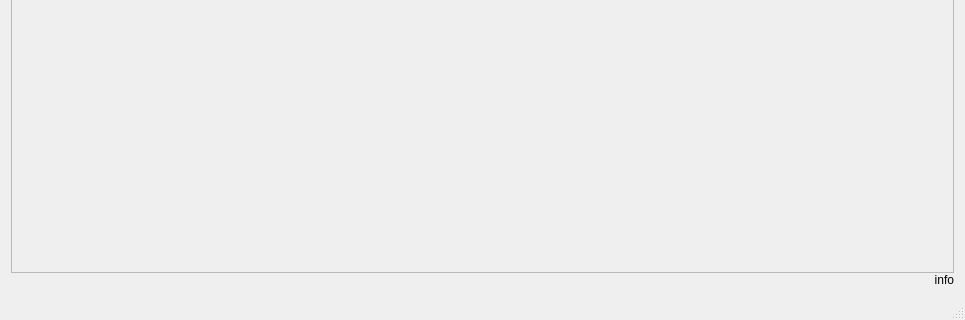
Above: Applications/template-3D-point-cloud-visulization/3DPointCloudVisualizaiton/mainwindow.ui from leihui6/3D-Industrial-Inspection-System before the change; both pictures show x 0 to 965 and y 265 to 585 of the 965 by 585 pixel window. Below: the same form after it.
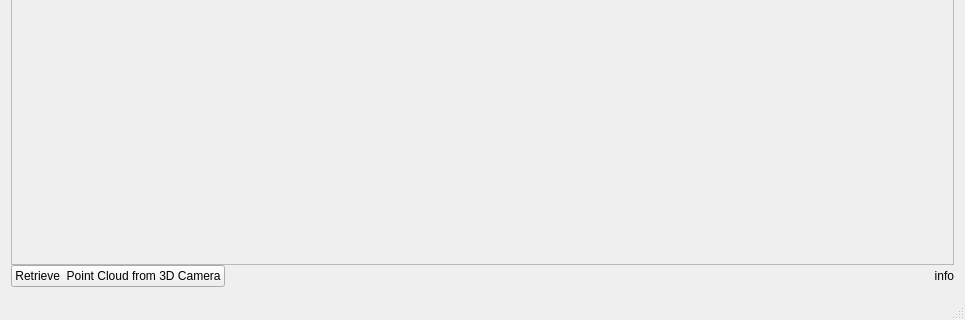
That is the form after the change.

Commit message: + 3D camera module

What changed in the file:
```diff
--- a/Applications/template-3D-point-cloud-visulization/3DPointCloudVisualizaiton/mainwindow.ui
+++ b/Applications/template-3D-point-cloud-visulization/3DPointCloudVisualizaiton/mainwindow.ui
@@ -46,7 +46,27 @@
        </widget>
       </item>
       <item>
-       <layout class="QHBoxLayout" name="horizontalLayout" stretch="9">
+       <layout class="QHBoxLayout" name="horizontalLayout" stretch="0,0,9">
+        <item>
+         <widget class="QPushButton" name="pushButton">
+          <property name="text">
+           <string>Retrieve  Point Cloud from 3D Camera</string>
+          </property>
+         </widget>
+        </item>
+        <item>
+         <spacer name="horizontalSpacer">
+          <property name="orientation">
+           <enum>Qt::Horizontal</enum>
+          </property>
+          <property name="sizeHint" stdset="0">
+           <size>
+            <width>40</width>
+            <height>20</height>
+           </size>
+          </property>
+         </spacer>
+        </item>
         <item>
          <widget class="QLabel" name="label">
           <property name="text">
```
The commit also changes 5 other files.
